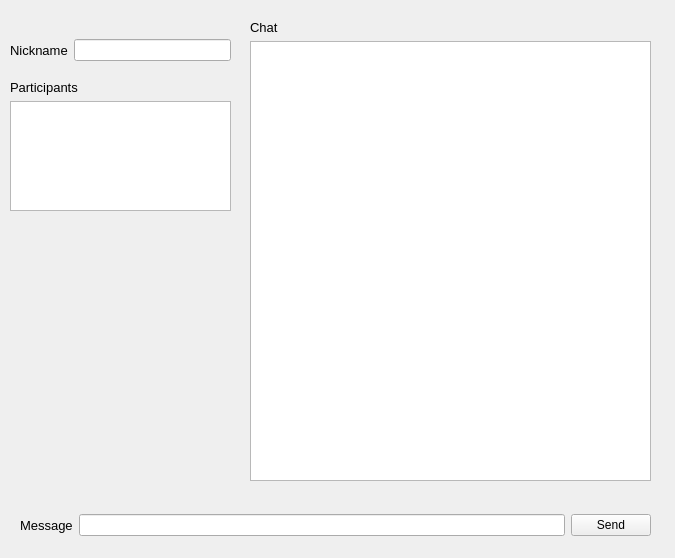
The window that IM/application-uic/im_form.ui (FrancoChiappori/qt-workshop) describes before a commit, drawn with Qt 5.
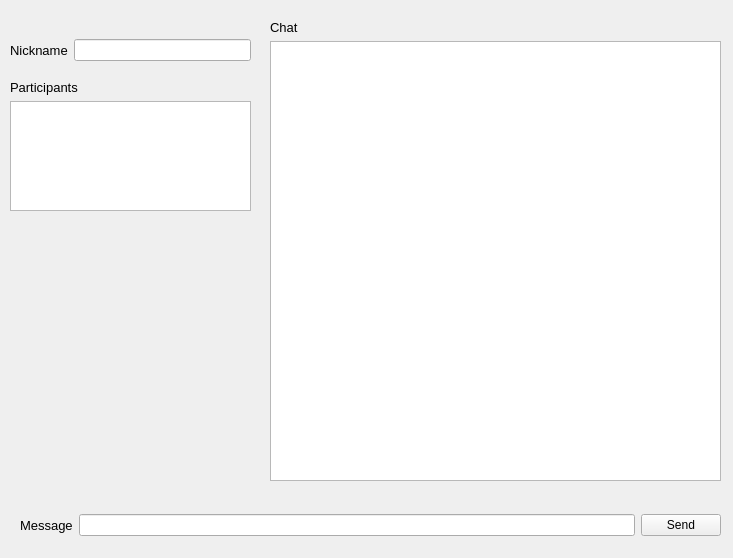
The same window after the commit.

Patch:
```diff
--- a/IM/application-uic/im_form.ui
+++ b/IM/application-uic/im_form.ui
@@ -6,7 +6,7 @@
    <rect>
     <x>0</x>
     <y>0</y>
-    <width>675</width>
+    <width>733</width>
     <height>558</height>
    </rect>
   </property>
@@ -21,7 +21,7 @@
     <rect>
      <x>20</x>
      <y>500</y>
-     <width>631</width>
+     <width>701</width>
      <height>51</height>
     </rect>
    </property>
@@ -55,7 +55,7 @@
     <rect>
      <x>10</x>
      <y>30</y>
-     <width>221</width>
+     <width>241</width>
      <height>41</height>
     </rect>
    </property>
@@ -86,7 +86,7 @@
     <rect>
      <x>10</x>
      <y>80</y>
-     <width>221</width>
+     <width>241</width>
      <height>131</height>
     </rect>
    </property>
@@ -111,9 +111,9 @@
   <widget class="QWidget" name="verticalLayoutWidget_2">
    <property name="geometry">
     <rect>
-     <x>250</x>
+     <x>270</x>
      <y>20</y>
-     <width>401</width>
+     <width>451</width>
      <height>461</height>
     </rect>
    </property>
@@ -131,7 +131,13 @@
      </widget>
     </item>
     <item>
-     <widget class="QListView" name="Chat"/>
+     <widget class="QListWidget" name="Chat">
+      <property name="font">
+       <font>
+        <pointsize>10</pointsize>
+       </font>
+      </property>
+     </widget>
     </item>
    </layout>
   </widget>
```
Left out of the diff: 2 changed lines with no effect on the pictures.
